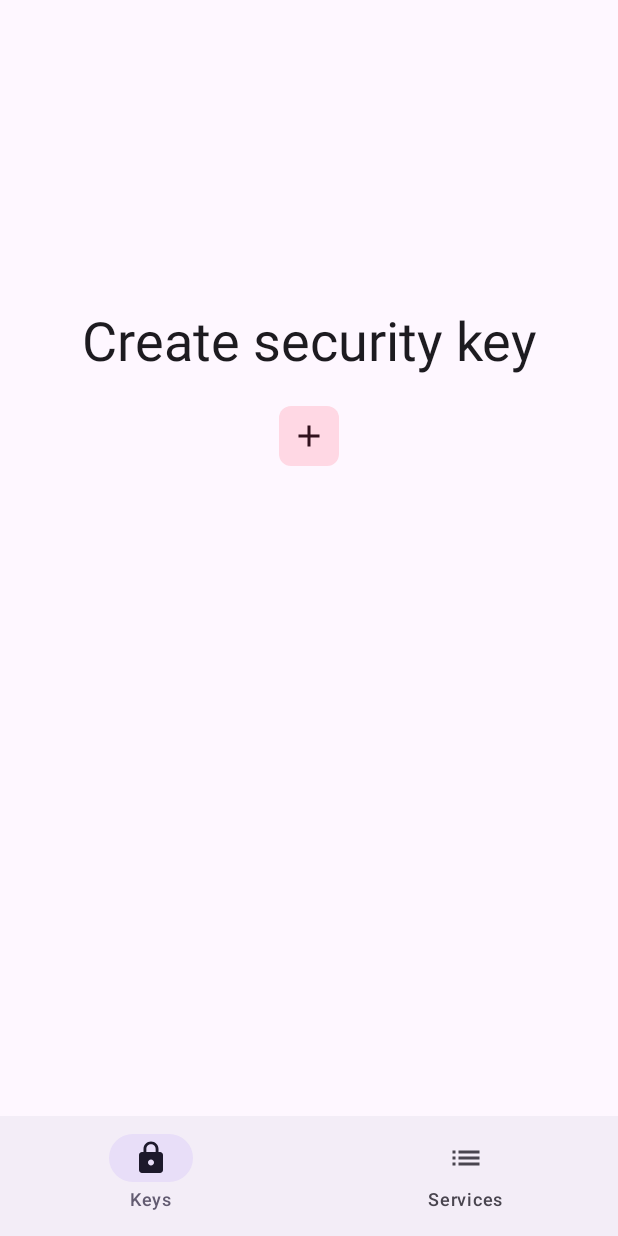
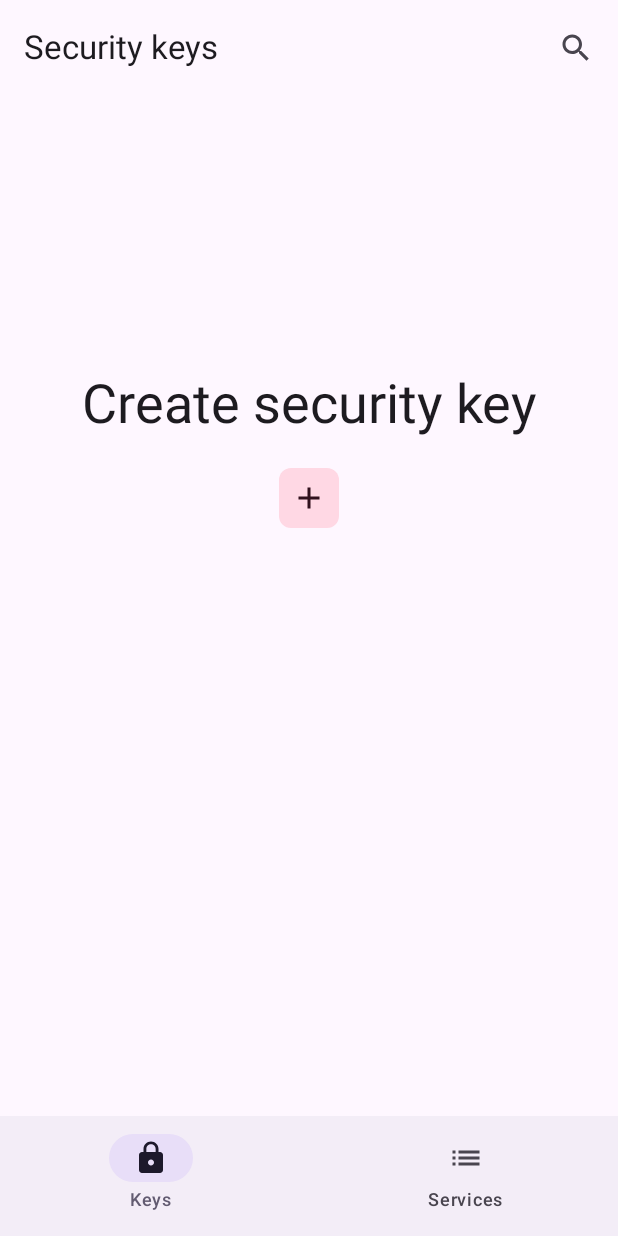
Before and after one commit to AdamVe/hwkeyinfo, an Android app built with Jetpack Compose: the screen it shows after launch (HwKeyInfoActivity), on a phone screen of 412 x 824 dp. Run offline under Robolectric (Android 15) with nearby library versions, the phone set to English and light mode, and no system bars; our stand-ins replace Room's generated code, accompanist.

Commit message:
use icon in TopAppBar to activate search

```diff
--- a/app/src/main/java/com/adamve/hwkeyinfo/ui/security_key/SecurityKeyListScreen.kt
+++ b/app/src/main/java/com/adamve/hwkeyinfo/ui/security_key/SecurityKeyListScreen.kt
@@ -18,12 +18,14 @@ import androidx.compose.material.icons.Icons
 import androidx.compose.material.icons.filled.Add
 import androidx.compose.material.icons.filled.List
 import androidx.compose.material.icons.filled.Lock
+import androidx.compose.material.icons.filled.Search
 import androidx.compose.material.icons.outlined.ArrowBack
 import androidx.compose.material.icons.outlined.Close
 import androidx.compose.material.icons.outlined.Search
 import androidx.compose.material3.ExperimentalMaterial3Api
 import androidx.compose.material3.FilledIconButton
 import androidx.compose.material3.Icon
+import androidx.compose.material3.IconButton
 import androidx.compose.material3.IconButtonDefaults
 import androidx.compose.material3.MaterialTheme
 import androidx.compose.material3.NavigationBar
@@ -32,6 +34,7 @@ import androidx.compose.material3.Scaffold
 import androidx.compose.material3.SearchBar
 import androidx.compose.material3.SmallFloatingActionButton
 import androidx.compose.material3.Text
+import androidx.compose.material3.TopAppBar
 import androidx.compose.runtime.Composable
 import androidx.compose.runtime.collectAsState
 import androidx.compose.runtime.getValue
@@ -111,7 +114,19 @@ fun SecurityKeyListScreenContent(
 
     Scaffold(
         topBar = {
-            if (itemList.isNotEmpty()) {
+            if (!searchActive)
+                TopAppBar(
+                    title = { Text(stringResource(id = R.string.app_page_title_key_list)) },
+                    actions = {
+                        IconButton(onClick = { searchActive = true }) {
+                            Icon(
+                                imageVector = Icons.Filled.Search,
+                                contentDescription = "Localized description"
+                            )
+                        }
+                    }
+                )
+            else {
                 SearchBar(
                     query = searchQuery,
                     onQueryChange = { searchQuery = it },
```
